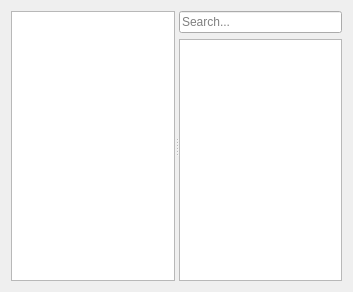
Before: the Qt Designer form game-specific/Metroid Prime 3/ScriptViewer/ui/CentralWidget.ui in mbystryantsev/consolgames-tools, drawn with Qt 5.
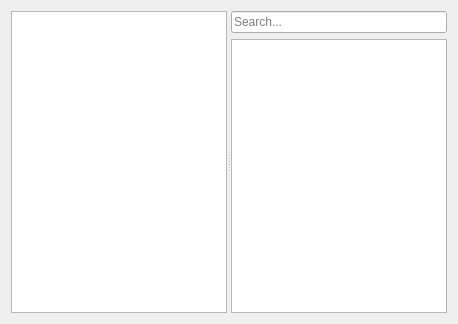
After: the same form once the commit is applied.

What changed in the file:
```diff
--- a/game-specific/Metroid Prime 3/ScriptViewer/ui/CentralWidget.ui
+++ b/game-specific/Metroid Prime 3/ScriptViewer/ui/CentralWidget.ui
@@ -6,8 +6,8 @@
    <rect>
     <x>0</x>
     <y>0</y>
-    <width>353</width>
-    <height>292</height>
+    <width>458</width>
+    <height>324</height>
    </rect>
   </property>
   <property name="windowTitle">
@@ -19,7 +19,7 @@
      <property name="orientation">
       <enum>Qt::Horizontal</enum>
      </property>
-     <widget class="QListWidget" name="fileList"/>
+     <widget class="QListView" name="fileList"/>
      <widget class="QWidget" name="layoutWidget">
       <layout class="QVBoxLayout" name="verticalLayout" stretch="0,0">
        <item>
@@ -44,7 +44,7 @@
           <number>45</number>
          </attribute>
          <attribute name="headerMinimumSectionSize">
-          <number>40</number>
+          <number>45</number>
          </attribute>
         </widget>
        </item>
```
